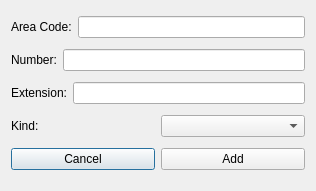
This is QT Projects/Pint/PintManagementSystem/addcustomeraddlocationaddcontactaddphone.ui in jginsburgn/ADA as Qt 5 draws it before an edit. The edited form follows.
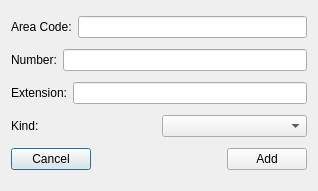
This is the edited form.

What changed in the file:
```diff
--- a/QT Projects/Pint/PintManagementSystem/addcustomeraddlocationaddcontactaddphone.ui
+++ b/QT Projects/Pint/PintManagementSystem/addcustomeraddlocationaddcontactaddphone.ui
@@ -9,7 +9,7 @@
    <rect>
     <x>0</x>
     <y>0</y>
-    <width>316</width>
+    <width>318</width>
     <height>191</height>
    </rect>
   </property>
@@ -83,7 +83,17 @@
       </widget>
      </item>
      <item>
-      <layout class="QHBoxLayout" name="horizontalLayout_5"/>
+      <spacer name="horizontalSpacer">
+       <property name="orientation">
+        <enum>Qt::Horizontal</enum>
+       </property>
+       <property name="sizeHint" stdset="0">
+        <size>
+         <width>40</width>
+         <height>20</height>
+        </size>
+       </property>
+      </spacer>
      </item>
      <item>
       <widget class="QPushButton" name="addButton">
```
